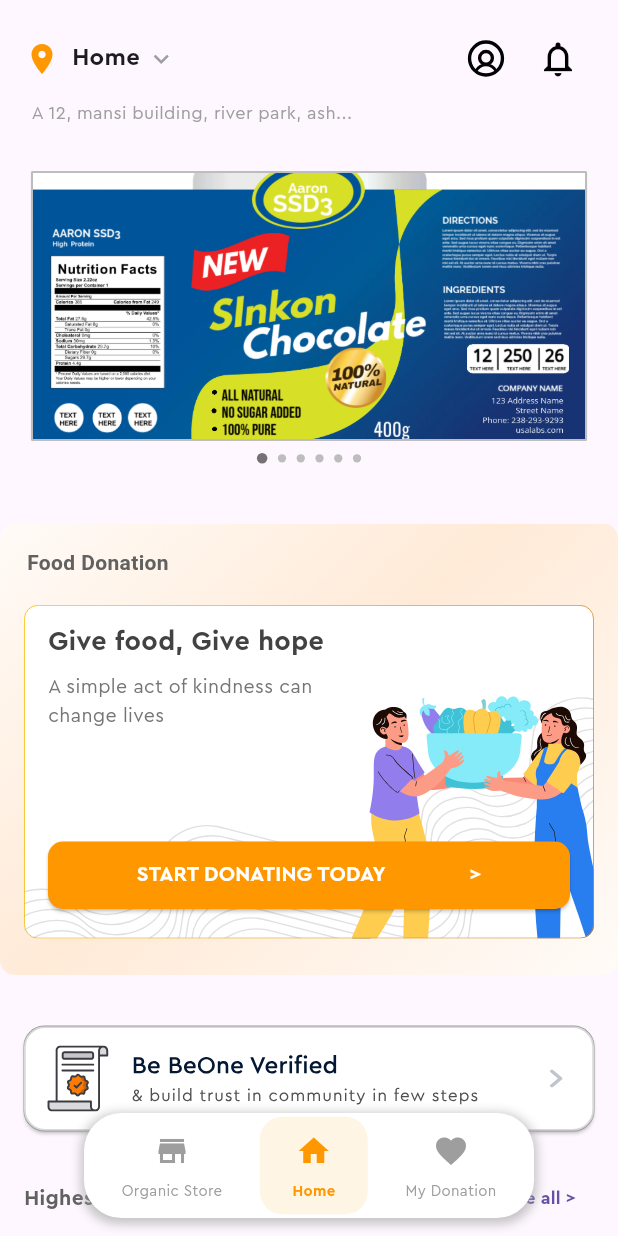
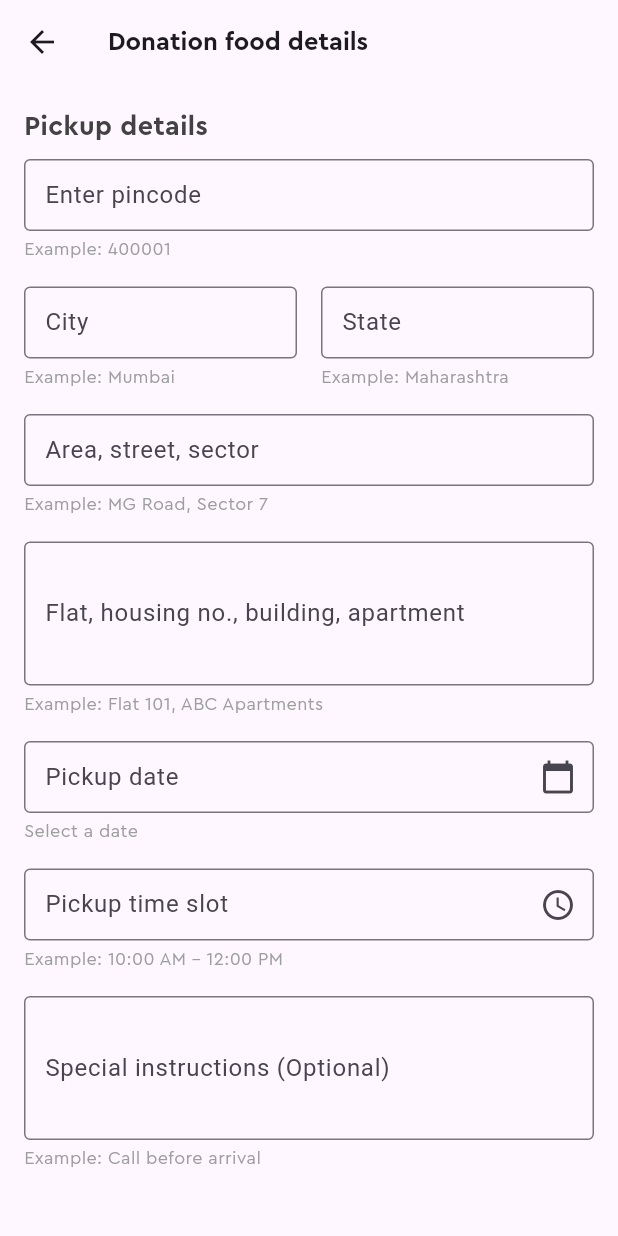
Before and after one commit to SohamNDalvi/tyfinalproject, a Flutter app: the HomeScreen screen opened directly, after a tap on an icon or button, on a phone screen of 412 x 824 dp. Run offline on Flutter 3.47's test engine with Material 3 defaults, Android fonts, the phone set to English and light mode, and no system bars; drawn by our look-alikes of carousel_slider, dots_indicator; our stand-ins replace flutter_svg.

Commit message:
till_Be_donors

```diff
--- /dev/null
+++ b/lib/donation_form.dart
@@ -0,0 +1,324 @@
+import 'package:flutter/material.dart';
+
+void main() => runApp(MyApp());
+
+class MyApp extends StatelessWidget {
+  @override
+  Widget build(BuildContext context) {
+    return MaterialApp(
+      home: DonationForm(),
+    );
+  }
+}
+
+class DonationForm extends StatefulWidget {
+  @override
+  _DonationFormState createState() => _DonationFormState();
+}
+
+class _DonationFormState extends State<DonationForm> {
+  final TextEditingController _pincodeController = TextEditingController();
+  final TextEditingController _cityController = TextEditingController();
+  final TextEditingController _stateController = TextEditingController();
+  final TextEditingController _areaController = TextEditingController();
+  final TextEditingController _flatController = TextEditingController();
+  final TextEditingController _dateController = TextEditingController();
+  final TextEditingController _timeController = TextEditingController();
+  final TextEditingController _instructionsController = TextEditingController();
+  final TextEditingController _servingsController = TextEditingController();
+  final TextEditingController _quantityController = TextEditingController();
+  final TextEditingController _categoryController = TextEditingController();
+  final TextEditingController _ingredientsController = TextEditingController();
+  final TextEditingController _conditionController = TextEditingController();
+
+  String _selectedCategory = 'Breakfast';
+  String _selectedFoodType = 'VEG';
+
+  Future<void> _selectDate(BuildContext context) async {
+    DateTime? pickedDate = await showDatePicker(
+      context: context,
+      initialDate: DateTime.now(),
+      firstDate: DateTime(2000),
+      lastDate: DateTime(2101),
+    );
+    if (pickedDate != null) {
+      setState(() {
+        _dateController.text = "${pickedDate.toLocal()}".split(' ')[0];
+      });
+    }
+  }
+
+  Future<void> _selectTime(BuildContext context) async {
+    TimeOfDay? pickedTime = await showTimePicker(
+      context: context,
+      initialTime: TimeOfDay.now(),
+    );
+    if (pickedTime != null) {
+      setState(() {
+        _timeController.text = pickedTime.format(context);
+      });
+    }
+  }
+
+  Widget buildFieldWithExample({
+    required String label,
+    required TextEditingController controller,
+    required String example,
+    bool isReadOnly = false,
+    Function()? onTap,
+    IconData? suffixIcon,
+    int maxLines = 1, // Added maxLines parameter for multiline support
+  }) {
+    return Column(
+      crossAxisAlignment: CrossAxisAlignment.start,
+      children: [
+        TextField(
+          controller: controller,
+          readOnly: isReadOnly,
+          onTap: onTap,
+          maxLines: maxLines, // Handle multiline input
+          decoration: InputDecoration(
+            labelText: label, // Always show label text for floating behavior
+             // You can set a default hint text if needed
+            border: OutlineInputBorder(),
+            contentPadding: EdgeInsets.symmetric(vertical: 12, horizontal: 10), // Adjust padding for proper alignment
+            floatingLabelBehavior: FloatingLabelBehavior.auto, // Make label float when focused
+            suffixIcon: suffixIcon != null ? Icon(suffixIcon) : null,
+          ),
+        ),
+        SizedBox(height: 4.0),
+        Align(
+          alignment: Alignment.centerLeft, // Ensure the example text is aligned to the start
+          child: Text(
+            example, // This text is displayed outside the text field
+            style: TextStyle(fontSize: 12, color: Colors.grey, fontFamily: "cerapro"),
+          ),
+        ),
+        SizedBox(height: 16.0),
+      ],
+    );
+  }
+
+
+
+  @override
+  Widget build(BuildContext context) {
+    return Scaffold(
+      appBar: AppBar(
+        title: Text("Donation food details", style: TextStyle(fontFamily: "cerapro",fontSize: 17,fontWeight: FontWeight.bold)),
+        leading: IconButton(
+          icon: Icon(Icons.arrow_back),
+          onPressed: () {
+            Navigator.pop(context);
+          },
+        ),
+      ),
+      body: Padding(
+        padding: const EdgeInsets.all(16.0),
+        child: SingleChildScrollView(
+          child: Column(
+            crossAxisAlignment: CrossAxisAlignment.start,
+            children: [
+              Text("Pickup details", style: TextStyle(fontFamily: "cerapro", fontWeight: FontWeight.bold, fontSize: 18 ,color: Colors.grey.shade800,)),
+              SizedBox(height: 8.0),
+
+              buildFieldWithExample(
+                label: "Enter pincode",
+                controller: _pincodeController,
+                example: "Example: 400001",
+              ),
+              Row(
+                children: [
+                  Expanded(
+                    child: buildFieldWithExample(
+                      label: "City",
+                      controller: _cityController,
+                      example: "Example: Mumbai",
+                    ),
+                  ),
+                  SizedBox(width: 16.0),
+                  Expanded(
+                    child: buildFieldWithExample(
+                      label: "State",
+                      controller: _stateController,
+                      example: "Example: Maharashtra",
+                    ),
+                  ),
+                ],
+              ),
+              buildFieldWithExample(
+                label: "Area, street, sector",
+                controller: _areaController,
+                example: "Example: MG Road, Sector 7",
+              ),
+              buildFieldWithExample(
+                label: "Flat, housing no., building, apartment",
+                controller: _flatController,
+                example: "Example: Flat 101, ABC Apartments",
+                maxLines: 3, // TextArea
+              ),
+              buildFieldWithExample(
+                label: "Pickup date",
+                controller: _dateController,
+                example: "Select a date",
+                isReadOnly: true,
+                onTap: () => _selectDate(context),
+                suffixIcon: Icons.calendar_today,
+              ),
+              buildFieldWithExample(
+                label: "Pickup time slot",
+                controller: _timeController,
+                example: "Example: 10:00 AM - 12:00 PM",
+                isReadOnly: true,
+                onTap: () => _selectTime(context),
+                suffixIcon: Icons.access_time,
+              ),
+              buildFieldWithExample(
+                label: "Special instructions (Optional)",
+                controller: _instructionsController,
+                example: "Example: Call before arrival",
+                maxLines: 3, // TextArea
+              ),
+              SizedBox(height: 32.0),
+
+              Text("Food details", style: TextStyle(fontFamily: "cerapro", fontWeight: FontWeight.bold, fontSize: 18 ,color: Colors.grey.shade800)),
+              SizedBox(height: 8.0),
+
+              buildFieldWithExample(
+                label: "Number of servings (Approx)",
+                controller: _servingsController,
+                example: "Example: 20",
+              ),
+              buildFieldWithExample(
+                label: "Quantity (Optional)",
+                controller: _quantityController,
+                example: "Example: 5kg",
+              ),
+
+              Column(
+                crossAxisAlignment: CrossAxisAlignment.start,
+                children: [
+                  SizedBox(height: 0.0), // Space between the text and dropdown
+                  Padding(
+                    padding: const EdgeInsets.only(left: 0.0), // Left padding for dropdown
+                    child: Container(
+                      width: double.infinity, // Ensures the dropdown button takes full width like the text field
+                      decoration: BoxDecoration(
+                        border: Border.all(
+                          color: Colors.grey.shade400, // Set the border color to match the text field
+                        ),
+                        borderRadius: BorderRadius.circular(8.0), // Matching border radius
+                      ),
+                      child: DropdownButton<String>(
+                        value: _selectedCategory,
+                        isExpanded: true, // Ensures the dropdown width matches the container width
+                        onChanged: (String? newValue) {
+                          setState(() {
+                            _selectedCategory = newValue!;
+                          });
+                        },
+                        items: <String>['Breakfast', 'Lunch', 'Dinner', 'Snacks', 'Desserts', 'Beverages']
+                            .map<DropdownMenuItem<String>>((String value) {
+                          return DropdownMenuItem<String>(
+                            value: value,
+                            child: Padding(
+                              padding: const EdgeInsets.only(left: 18.0), // Left padding for text inside dropdown
+                              child: Text(value,
+                              style: TextStyle(
+                                color: Colors.grey.shade800,
+                                fontWeight: FontWeight.w400,// Set the text color to grey.800
+                              ),
+                            ),
+                          ),
+                          );
+                        }).toList(),
+                        underline: SizedBox(), // Hides the underline
+                      ),
+                    ),
+                  ),
+                  SizedBox(height: 6.0),
+                  Text(
+                    "Food Category",
+                    style: TextStyle(
+                      fontSize: 12, // Set the font size as needed
+                       // Make it bold if needed
+                      color: Colors.grey,
+                    ),
+                  ),
+                ],
+              ),
+              SizedBox(height: 16.0),
+              buildFieldWithExample(
+                label: "Ingredients used (Optional)",
+                controller: _ingredientsController,
+                example: "Example: Rice, Dal, Vegetables",
+                maxLines: 3, // TextArea
+              ),
+
+              buildFieldWithExample(
+                label: "Food condition",
+                controller: _conditionController,
+                example: "Example: Fresh, 1-day old",
+              ),
+
+              // Radio buttons for VEG and NON-VEG
+              SizedBox(height: 16.0),
+              Text("Food Type", style: TextStyle(fontFamily: "cerapro", fontWeight: FontWeight.bold, fontSize: 18 ,color: Colors.grey.shade800)),
+              Row(
+                children: [
+                  Row(
+                    children: [
+                      Radio<String>(
+                        value: 'VEG',
+                        groupValue: _selectedFoodType,
+                        onChanged: (String? value) {
+                          setState(() {
+                            _selectedFoodType = value!;
+                          });
+                        },
+                      ),
+                      Text("VEG"),
+                    ],
+                  ),
+                  Row(
+                    children: [
+                      Radio<String>(
+                        value: 'NON-VEG',
+                        groupValue: _selectedFoodType,
+                        onChanged: (String? value) {
+                          setState(() {
+                            _selectedFoodType = value!;
+                          });
+                        },
+                      ),
+                      Text("NON-VEG"),
+                    ],
+                  ),
+                ],
+              ),
+              SizedBox(height: 32.0),
+
+              // Submit Button
+              SizedBox(
+                width: double.infinity,
+                height: 50,
+                child: ElevatedButton(
+                  onPressed: () {
+                    // Handle form submission logic here
+                  },
+                  style: ElevatedButton.styleFrom(
+                    backgroundColor: Colors.orange,
+                    shape: RoundedRectangleBorder(
+                      borderRadius: BorderRadius.circular(10.0),
+                    ),
+                  ),
+                  child: Text("SUBMIT", style: TextStyle(fontFamily: "cerapro", fontSize: 16, color: Colors.white , fontWeight: FontWeight.bold)),
+                ),
+              ),
+            ],
+          ),
+        ),
+      ),
+    );
+  }
+}
--- a/lib/home_screen.dart
+++ b/lib/home_screen.dart
@@ -2,6 +2,9 @@ import 'package:flutter/material.dart';
 import 'package:carousel_slider/carousel_slider.dart';
 import 'package:dots_indicator/dots_indicator.dart';
 import 'package:flutter_svg/flutter_svg.dart';
+import 'donation_form.dart';
+import 'beone_donors.dart';
+
 
 class HomeScreen extends StatefulWidget {
   @override
@@ -256,7 +259,11 @@ class _HomeScreenState extends State<HomeScreen> {
                                                 width: double.infinity, // Set the button to stretch full width of rectangle
                                                 child: ElevatedButton(
                                                   onPressed: () {
-                                                    // Implement your button action here
+                                                    // Navigate to DonationForm when the button is pressed
+                                                    Navigator.push(
+                                                      context,
+                                                      MaterialPageRoute(builder: (context) => DonationForm()),
+                                                    );
                                                   },
                                                   child: Text(
                                                     "START DONATING TODAY              >",
@@ -340,16 +347,31 @@ class _HomeScreenState extends State<HomeScreen> {
                               ),
                             ),
                             TextButton(
-                              onPressed: () {},
+                              onPressed: () {
+                                // Navigate to the BeOneDonors page
+                                Navigator.push(
+                                  context,
+                                  MaterialPageRoute(
+                                    builder: (context) => BeOneDonors(), // Replace with the actual widget for the BeOneDonors page
+                                  ),
+                                );
+                              },
+                              style: TextButton.styleFrom(
+                                padding: EdgeInsets.zero, // Removes extra padding around the button
+                                minimumSize: Size(50, 30), // Sets the minimum size of the button
+                                tapTargetSize: MaterialTapTargetSize.shrinkWrap, // Shrinks tap area
+                              ),
                               child: Text(
                                 "Explore all >",
                                 style: TextStyle(
                                   fontSize: 12.0,
-                                  fontFamily: 'cerapro',
+                                  fontFamily: 'cerapro', // Custom font for the text
                                   fontWeight: FontWeight.bold,
+                                  color: Colors.blue.shade700, // Sets the text color to blue
                                 ),
                               ),
                             ),
+
                           ],
                         ),
                         SizedBox(
@@ -505,7 +527,7 @@ class _HomeScreenState extends State<HomeScreen> {
                       ),
 
                         Padding(
-                          padding: const EdgeInsets.only(bottom: 3.0),
+                          padding: const EdgeInsets.only(bottom: 3.0 , left: 6.0),
                           child: Transform.translate(
                             offset: Offset(0, -5),
                             child:Text(
@@ -536,7 +558,7 @@ class DonationCard extends StatelessWidget {
       child: Container(
         padding: const EdgeInsets.symmetric(horizontal: 16.0, vertical: 12.0),
         decoration: BoxDecoration(
-          color: Color(0xFFFFF5F0), // Background color matching your image
+          color: Colors.white, // Background color matching your image
           borderRadius: BorderRadius.circular(12.0), // Rounded corners
           boxShadow: [
             BoxShadow(
```
Also changed, not shown: lib/beone_donors.dart (added, +103 -0 lines).
